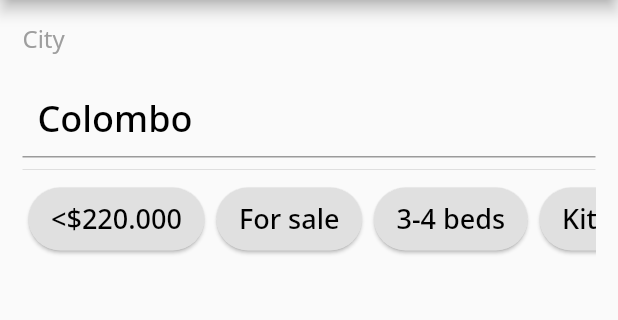
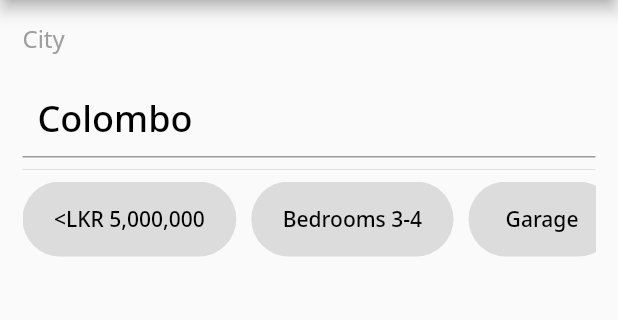
Before and after one commit to karshan96/Likely, a Flutter app: the screen it shows after launch, on a phone screen of 412 x 824 dp, the part 108-428 px from its top. Run offline on Flutter 3.47's test engine with Material 2 defaults, Android fonts, the phone set to English and light mode, and no system bars; our stand-ins replace cloud_firestore, firebase_auth, firebase_database, firebase_storage, flutter_form_builder, google_fonts and 1 more; accounts and stored records are empty.

Commit message:
Extra filltering options added.

```diff
--- a/lib/screens/view/home.dart
+++ b/lib/screens/view/home.dart
@@ -1,7 +1,7 @@
 import 'package:flutter/material.dart';
 import 'package:flutter/services.dart';
 import 'package:google_fonts/google_fonts.dart';
-import 'package:Likely/screens/custom_widgets/filter_widget.dart';
+// import 'package:Likely/screens/custom_widgets/filter_widget.dart';
 import 'package:Likely/screens/custom_widgets/image_widget.dart';
 import 'package:provider/provider.dart';
 import 'package:Likely/models/user.dart';
@@ -35,12 +35,6 @@ class Home extends StatefulWidget {
 }
 
 class _HomeState extends State<Home> {
-  final filterArray = [
-    "<\$220.000",
-    "For sale",
-    "3-4 beds",
-    "Kitchen",
-  ];
   static List<House> houseList = List();
   House house;
   List<House> filteredHouses = List();
@@ -217,13 +211,13 @@ class _HomeState extends State<Home> {
                   ),
                 ),
                 style: TextStyle(fontSize: 24),
-                onChanged: (string) {
+                onChanged: (area) {
                   debouncer.run(() {
                     setState(() {
                       filteredHouses = houseList
                           .where((u) => (u.address
                               .toLowerCase()
-                              .contains(string.toLowerCase())))
+                              .contains(area.toLowerCase())))
                           .toList();
                     });
                   });
@@ -235,16 +229,120 @@ class _HomeState extends State<Home> {
               ),
               Container(
                 height: 50,
-                child: ListView.builder(
-                  shrinkWrap: false,
-                  scrollDirection: Axis.horizontal,
-                  itemCount: filterArray.length,
-                  itemBuilder: (context, index) {
-                    return FilterWidget(
-                      filterTxt: filterArray[index],
-                    );
-                  },
-                ),
+                child: ListView(
+                    shrinkWrap: false,
+                    scrollDirection: Axis.horizontal,
+                    children: <Widget>[
+                      Container(
+                        height: 45,
+                        decoration: BoxDecoration(
+                          color: Colors.black12,
+                          borderRadius: BorderRadius.circular(40.0),
+                        ),
+                        child: Center(
+                          child: Padding(
+                            padding: const EdgeInsets.only(
+                              left: 5,
+                              right: 5,
+                            ),
+                            child: new FlatButton(
+                              child: new Text(
+                                '<LKR 5,000,000',
+                                style: GoogleFonts.notoSans(
+                                  fontSize: 14,
+                                  fontWeight: FontWeight.w500,
+                                  color: Colors.black,
+                                ),
+                              ),
+                              onPressed: () {
+                                debouncer.run(() {
+                                  setState(() {
+                                    filteredHouses = houseList
+                                        .where((u) => u.amount <= 5000000)
+                                        .toList();
+                                  });
+                                });
+                              },
+                            ),
+                          ),
+                        ),
+                      ),
+                      SizedBox(
+                        width: 10,
+                      ),
+                      Container(
+                        height: 45,
+                        decoration: BoxDecoration(
+                          color: Colors.black12,
+                          borderRadius: BorderRadius.circular(40.0),
+                        ),
+                        child: Center(
+                          child: Padding(
+                            padding: const EdgeInsets.only(
+                              left: 5,
+                              right: 5,
+                            ),
+                            child: new FlatButton(
+                              child: new Text(
+                                'Bedrooms 3-4',
+                                style: GoogleFonts.notoSans(
+                                  fontSize: 14,
+                                  fontWeight: FontWeight.w500,
+                                  color: Colors.black,
+                                ),
+                              ),
+                              onPressed: () {
+                                debouncer.run(() {
+                                  setState(() {
+                                    filteredHouses = houseList
+                                        .where((u) =>
+                                            u.bedrooms >= 3 && u.bedrooms <= 4)
+                                        .toList();
+                                  });
+                                });
+                              },
+                            ),
+                          ),
+                        ),
+                      ),
+                      SizedBox(
+                        width: 10,
+                      ),
+                      Container(
+                        height: 45,
+                        decoration: BoxDecoration(
+                          color: Colors.black12,
+                          borderRadius: BorderRadius.circular(40.0),
+                        ),
+                        child: Center(
+                          child: Padding(
+                            padding: const EdgeInsets.only(
+                              left: 5,
+                              right: 5,
+                            ),
+                            child: new FlatButton(
+                              child: new Text(
+                                'Garage',
+                                style: GoogleFonts.notoSans(
+                                  fontSize: 14,
+                                  fontWeight: FontWeight.w500,
+                                  color: Colors.black,
+                                ),
+                              ),
+                              onPressed: () {
+                                debouncer.run(() {
+                                  setState(() {
+                                    filteredHouses = houseList
+                                        .where((u) => u.garages > 0)
+                                        .toList();
+                                  });
+                                });
+                              },
+                            ),
+                          ),
+                        ),
+                      ),
+                    ]),
               ),
               SizedBox(
                 height: 10,
```
